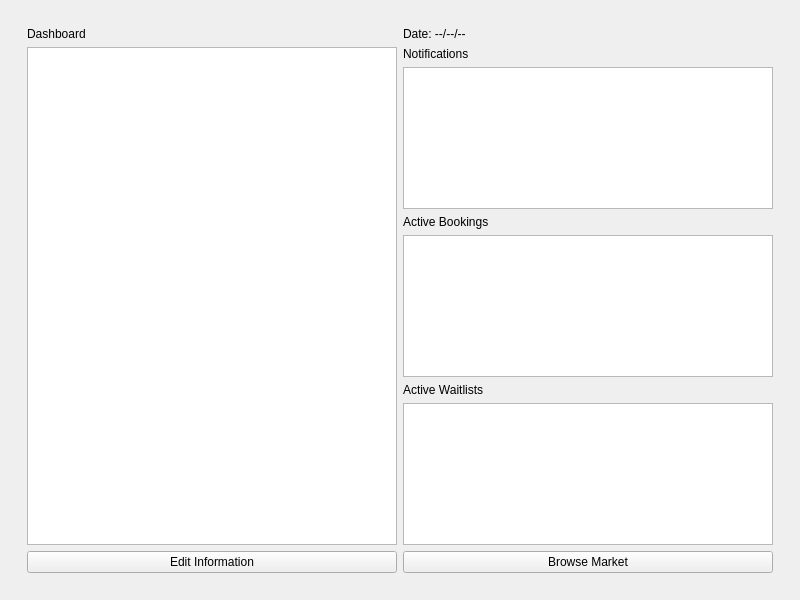
Before: the Qt Designer form COMP-3007-Term-Project/mainwindow.ui in AndreaOfTheEast/COMP-3007-Term-Project, drawn with Qt 5.
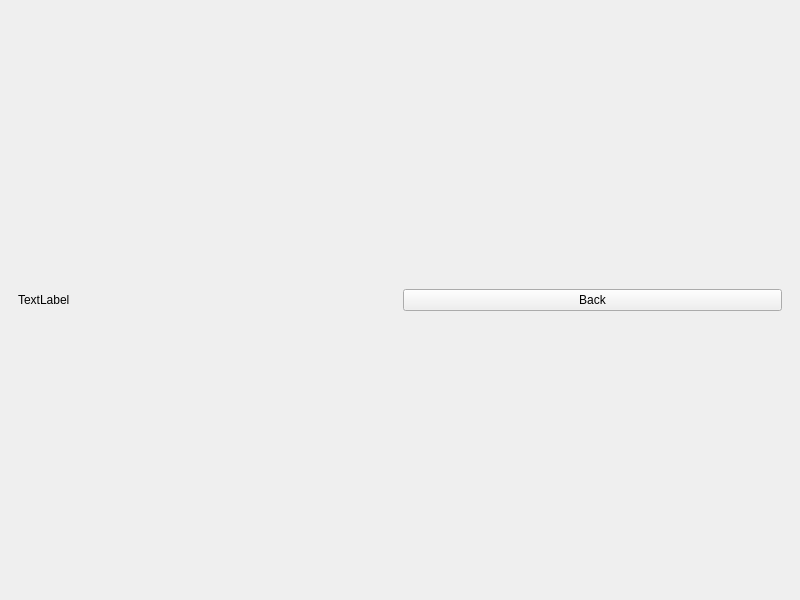
After: the same form once the commit is applied. The open tabs and pages were chosen to show the change.

Commit message: viewing active bookings and waitlists

What changed in the file:
```diff
--- a/COMP-3007-Term-Project/mainwindow.ui
+++ b/COMP-3007-Term-Project/mainwindow.ui
@@ -208,6 +208,35 @@
         </item>
        </layout>
       </widget>
+      <widget class="QWidget" name="operator_view">
+       <layout class="QVBoxLayout" name="verticalLayout_13">
+        <item>
+         <layout class="QHBoxLayout" name="horizontalLayout_5">
+          <item>
+           <widget class="QLabel" name="label_9">
+            <property name="text">
+             <string>TextLabel</string>
+            </property>
+           </widget>
+          </item>
+          <item>
+           <widget class="QPushButton" name="pushButton">
+            <property name="text">
+             <string>Back</string>
+            </property>
+           </widget>
+          </item>
+         </layout>
+        </item>
+        <item>
+         <layout class="QVBoxLayout" name="verticalLayout_14">
+          <item>
+           <layout class="QVBoxLayout" name="verticalLayout_15"/>
+          </item>
+         </layout>
+        </item>
+       </layout>
+      </widget>
      </widget>
     </item>
    </layout>
```
Left out of the diff: 5 changed lines with no effect on the pictures. The commit also changes 2 other files.
